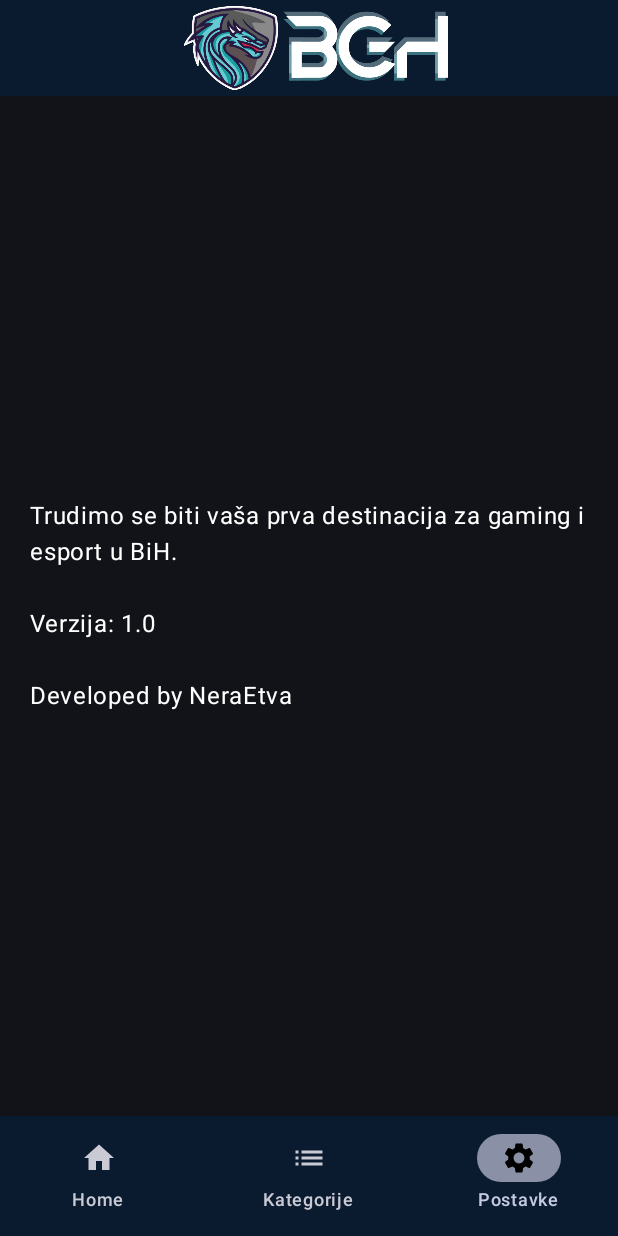
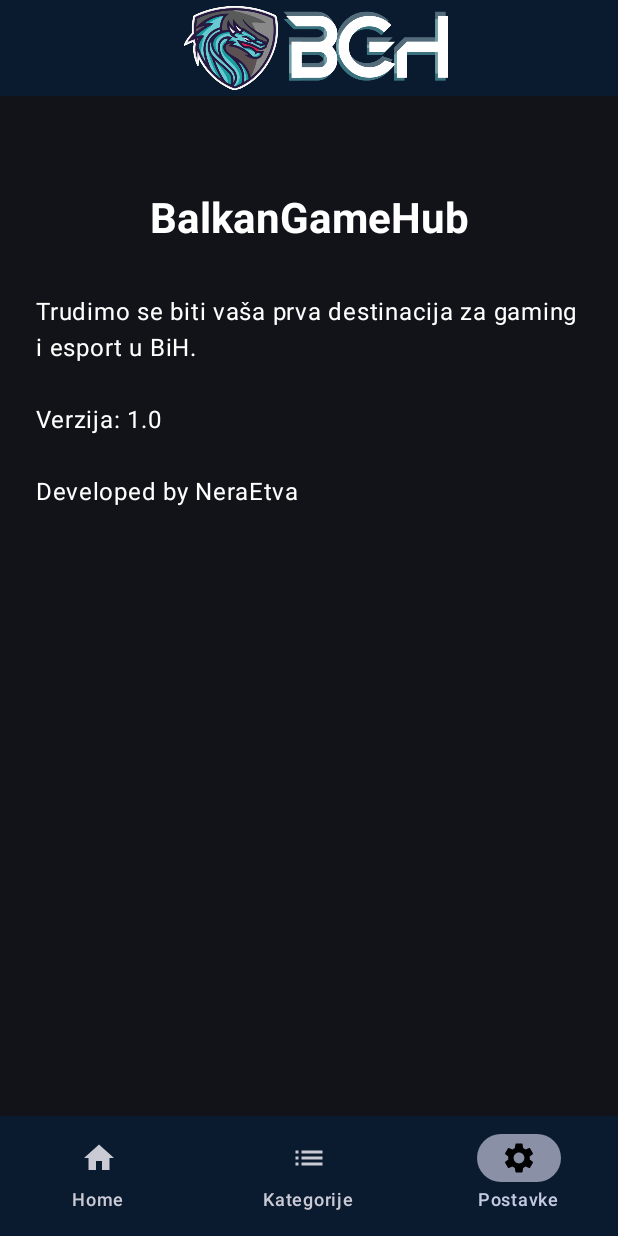
Before and after one commit to dadoka84/balkangamehub, an Android app built with Jetpack Compose: the screen it shows after launch (MainActivity), item 3 of the bottom bar chosen, on a phone screen of 412 x 824 dp. Run offline under Robolectric (Android 15) with nearby library versions, the phone set to English and light mode, and no system bars; our stand-ins replace Room's generated code; libraries missing offline, so code that uses them is left out: com.jakewharton.threetenabp; pictures from the network do not load; 1 statement that could not run was skipped.

Commit message:
Update na stranici postavki.

```diff
--- a/app/src/main/java/com/example/balkangamehubapp/DetailsActivity.kt
+++ b/app/src/main/java/com/example/balkangamehubapp/DetailsActivity.kt
@@ -5,6 +5,7 @@ import android.os.Bundle
 import androidx.activity.ComponentActivity
 import androidx.activity.compose.setContent
 import androidx.activity.enableEdgeToEdge
+import androidx.compose.foundation.Image
 import androidx.compose.foundation.background
 import androidx.compose.foundation.clickable
 import androidx.compose.foundation.layout.*
@@ -18,6 +19,7 @@ import androidx.compose.ui.Alignment
 import androidx.compose.ui.Modifier
 import androidx.compose.ui.graphics.Color
 import androidx.compose.ui.platform.LocalContext
+import androidx.compose.ui.res.painterResource
 import androidx.compose.ui.text.AnnotatedString
 import androidx.compose.ui.unit.dp
 import androidx.core.text.HtmlCompat
@@ -118,7 +120,13 @@ fun DetailsScreen(
                         )
                     }
                 },
-                title = { Text("BGH", color = Color.White) },
+                title = {
+                    Image(
+                        painter = painterResource(id = R.drawable.logobgh),
+                        contentDescription = null,
+                        modifier = Modifier.height(56.dp)
+                    )
+                },
                 colors = TopAppBarDefaults.centerAlignedTopAppBarColors(
                     containerColor = Color(0xFF0A1A2F)
                 )
--- a/app/src/main/java/com/example/balkangamehubapp/MainActivity.kt
+++ b/app/src/main/java/com/example/balkangamehubapp/MainActivity.kt
@@ -337,15 +337,37 @@ class MainActivity : ComponentActivity() {
                         if (selectedTab == 2) {
                             Box(
                                 modifier = Modifier.fillMaxSize(),
-                                contentAlignment = Alignment.Center
+                                contentAlignment = Alignment.TopCenter
                             ) {
-                                Text(
-                                    "Trudimo se biti vaša prva destinacija za gaming i esport u BiH.\n\nVerzija: 1.0\n\nDeveloped by NeraEtva",
-                                    color = Color.White,
-                                    modifier = Modifier.padding(20.dp)
-                                )
+                                Column(
+                                    horizontalAlignment = Alignment.CenterHorizontally,
+                                    modifier = Modifier
+                                        .fillMaxWidth()
+                                        .padding(24.dp)
+                                ) {
+                                    Spacer(modifier = Modifier.height(40.dp))
+
+                                    // 🔹 Naslov (veliki tekst)
+                                    Text(
+                                        text = "BalkanGameHub",
+                                        color = Color.White,
+                                        style = MaterialTheme.typography.headlineMedium,
+                                        fontWeight = FontWeight.Bold,
+                                        modifier = Modifier.padding(bottom = 32.dp)
+                                    )
+
+                                    // 🔹 Tvoj postojeći tekst
+                                    Text(
+
+                                                "Trudimo se biti vaša prva destinacija za gaming i esport u BiH.\n\n" +
+                                                "Verzija: 1.0\n\n" +
+                                                "Developed by NeraEtva",
+                                        color = Color.White
+                                    )
+                                }
                             }
                         }
+
                     }
                 }
             }
```
